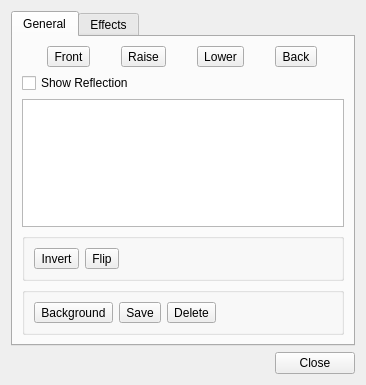
Qt form items/PicturePropertiesItem.ui (enricoros/fotowall) before a commit.
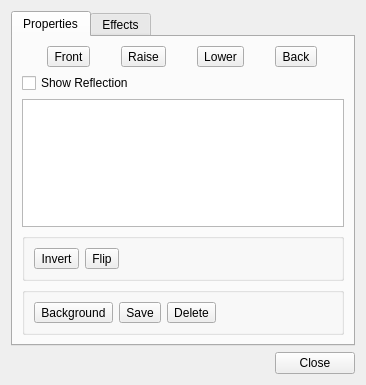
The same form after that commit. Icons and pictures are not drawn.

```diff
--- a/items/PicturePropertiesItem.ui
+++ b/items/PicturePropertiesItem.ui
@@ -21,7 +21,7 @@
      </property>
      <widget class="QWidget" name="tab_3">
       <attribute name="title">
-       <string>General</string>
+       <string>Properties</string>
       </attribute>
       <layout class="QVBoxLayout" name="verticalLayout_3">
        <item>
```
